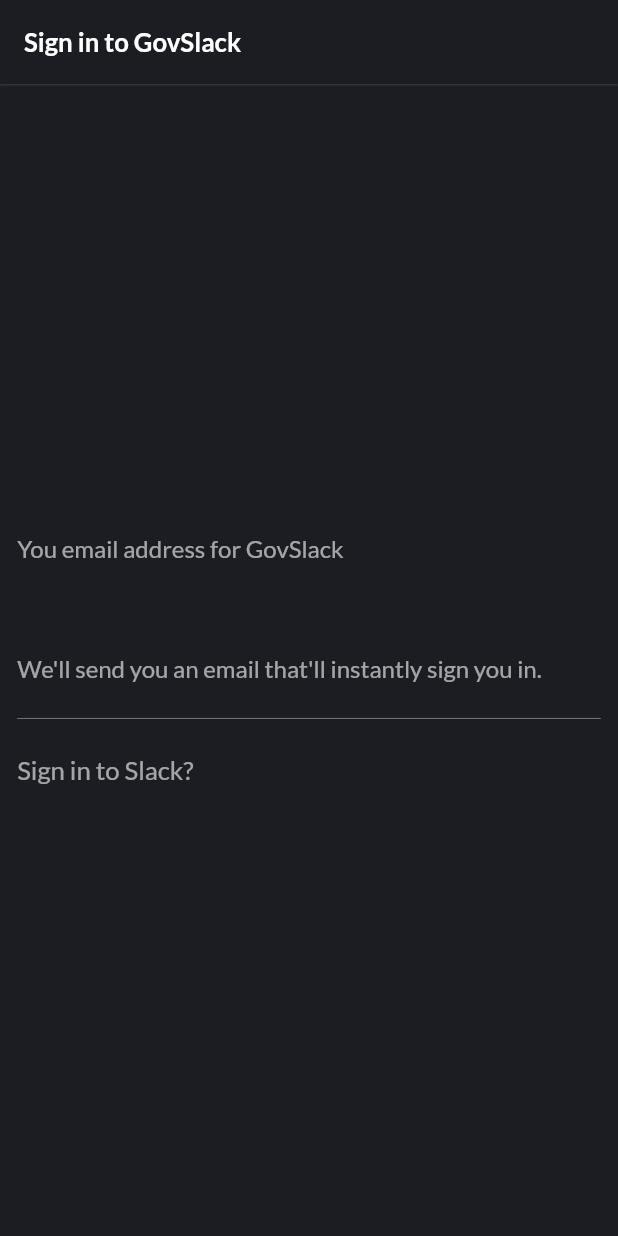
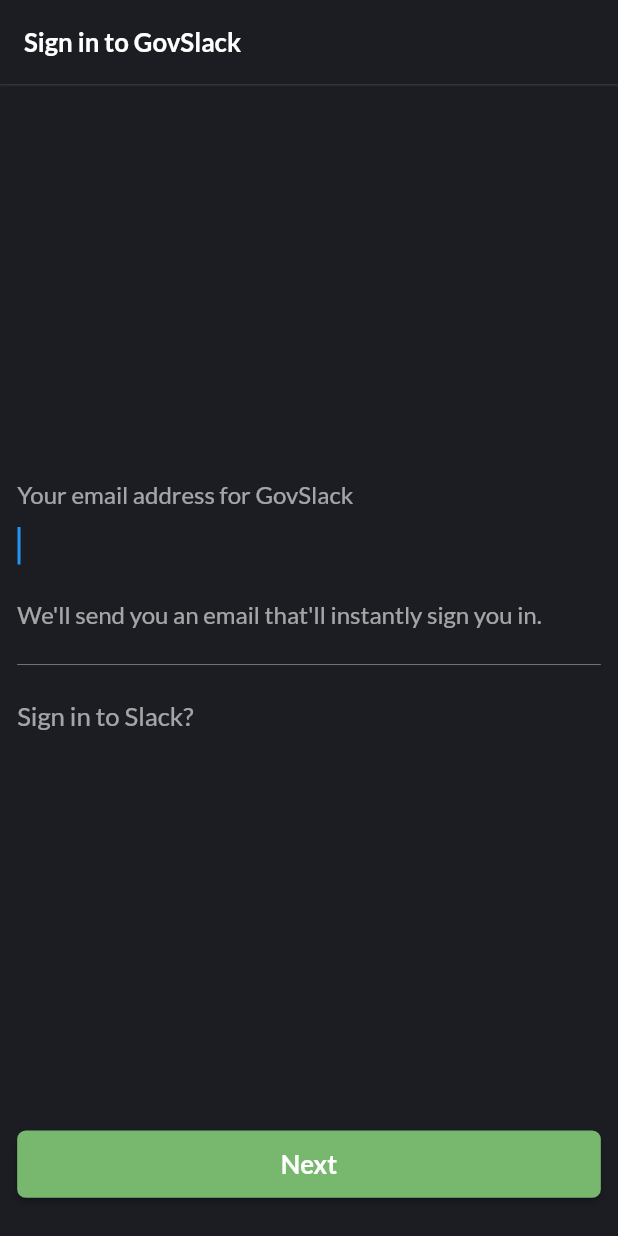
Before and after one commit to ArbazShaikh077/slack, a Flutter app: the SignInWithEmail screen opened directly, after a tap on "Sign in to GovSlack?", on a phone screen of 412 x 824 dp. Run offline on Flutter 3.47's test engine with Material 2 defaults, Android fonts, the phone set to English and light mode, and no system bars; our stand-ins replace equatable, flutter_animate, flutter_bloc, flutter_screenutil, flutter_svg.

Commit message:
Completed design of sign_in_with_email screen

```diff
--- a/lib/features/sign_in_with_email/pages/sign_in_with_email.dart
+++ b/lib/features/sign_in_with_email/pages/sign_in_with_email.dart
@@ -1,5 +1,6 @@
 import 'package:flutter/material.dart';
 import 'package:flutter_screenutil/flutter_screenutil.dart';
+import 'package:flutter_svg/flutter_svg.dart';
 import 'package:slack/core/theme/color_const.dart';
 
 class SignInWithEmail extends StatefulWidget {
@@ -11,6 +12,28 @@ class SignInWithEmail extends StatefulWidget {
 
 class _SignInWithEmailState extends State<SignInWithEmail> {
   ValueNotifier<bool> signInToSlack = ValueNotifier(true);
+  TextEditingController controller = TextEditingController();
+  FocusNode focusNode = FocusNode();
+  @override
+  void initState() {
+    // focusNode.requestFocus();
+    // focusNode.unfocus();
+
+    super.initState();
+  }
+
+  @override
+  void didChangeDependencies() {
+    super.didChangeDependencies();
+  }
+
+  @override
+  void dispose() {
+    controller.dispose();
+    focusNode.dispose();
+    super.dispose();
+  }
+
   @override
   Widget build(BuildContext context) {
     return Scaffold(
@@ -33,6 +56,10 @@ class _SignInWithEmailState extends State<SignInWithEmail> {
       body: Padding(
         padding: EdgeInsets.symmetric(horizontal: 10.w),
         child: Column(
+          mainAxisAlignment: MainAxisAlignment.center,
+          children: [
+            Expanded(
+              child: Column(
                 crossAxisAlignment: CrossAxisAlignment.start,
                 mainAxisAlignment: MainAxisAlignment.center,
                 children: [
@@ -42,7 +69,7 @@ class _SignInWithEmailState extends State<SignInWithEmail> {
                         return Text(
                           signInToSlack
                               ? "Your email address"
-                        : "You email address for GovSlack",
+                              : "Your email address for GovSlack",
                           style: TextStyle(
                               color: Colors.white60,
                               fontWeight: FontWeight.w400,
@@ -50,7 +77,11 @@ class _SignInWithEmailState extends State<SignInWithEmail> {
                         );
                       }),
                   TextField(
+                    focusNode: focusNode,
+                    autofocus: true,
+                    controller: controller,
                     style: TextStyle(fontSize: 18.sp, color: Colors.white),
+                    showCursor: true,
                     decoration: const InputDecoration(
                       border: InputBorder.none,
                       focusedBorder: InputBorder.none,
@@ -95,6 +126,35 @@ class _SignInWithEmailState extends State<SignInWithEmail> {
                 ],
               ),
             ),
+            SizedBox(
+              width: double.infinity,
+              child: ElevatedButton(
+                  onPressed: () {
+                    Navigator.of(context).push(MaterialPageRoute(
+                        builder: (_) => const SignInWithEmail()));
+                  },
+                  style: ButtonStyle(
+                      padding: MaterialStateProperty.all(
+                          EdgeInsets.symmetric(vertical: 10.h)),
+                      shape: MaterialStateProperty.all(RoundedRectangleBorder(
+                          borderRadius: BorderRadius.circular(5.r))),
+                      overlayColor: MaterialStateProperty.all(Colors.white10),
+                      backgroundColor:
+                          MaterialStateProperty.all(ColorConst.kGreen)),
+                  child: Text(
+                    "Next",
+                    style: TextStyle(
+                        color: Colors.white,
+                        fontWeight: FontWeight.bold,
+                        fontSize: 15.sp),
+                  )),
+            ),
+            SizedBox(
+              height: 20.h,
+            )
+          ],
+        ),
+      ),
     );
   }
 
```
Lines whose indentation alone changed are shown as unchanged.
